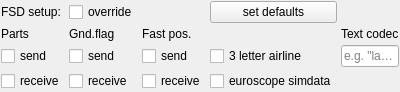
Above: src/blackgui/editors/fsdsetupform.ui from swift-project/pilotclient before the change. Below: the same form after it.
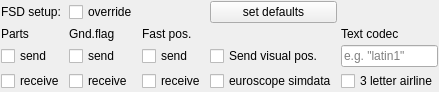
That is the form after the change.

Commit message: Issue #94 GUI checkbox to enable visual position updates for each server

Diff of the .ui file:
```diff
--- a/src/blackgui/editors/fsdsetupform.ui
+++ b/src/blackgui/editors/fsdsetupform.ui
@@ -130,7 +130,7 @@
      </property>
     </widget>
    </item>
-   <item row="5" column="4">
+   <item row="6" column="5">
     <widget class="QCheckBox" name="cb_3LetterAirlineICAO">
      <property name="toolTip">
       <string>force 3 letter airline ICAO code</string>
@@ -140,6 +140,13 @@
      </property>
     </widget>
    </item>
+   <item row="5" column="4">
+    <widget class="QCheckBox" name="cb_VisualPositionSend">
+     <property name="text">
+      <string>Send visual pos.</string>
+     </property>
+    </widget>
+   </item>
    <item row="6" column="4">
     <widget class="QCheckBox" name="cb_EuroscopeSimData">
      <property name="toolTip">
```
Left out of the diff: 3 changed lines with no effect on the pictures. The commit also changes 1 other file.
